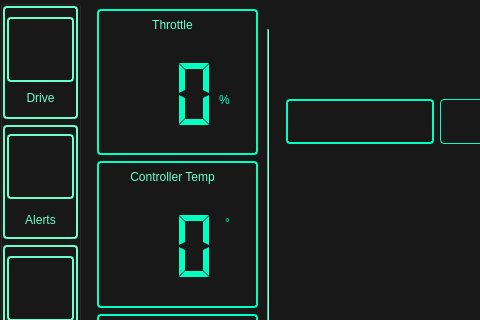
Qt form ui/mainwindow.ui (rozkalibrowany/vocc) before a commit; both pictures show x 0 to 480 and y 0 to 320 of the 800 by 480 pixel window.
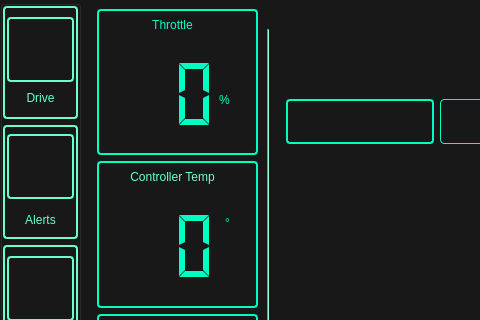
The same form after that commit. The open tabs and pages were chosen to show the change. Icons and pictures are not drawn.

```diff
--- a/ui/mainwindow.ui
+++ b/ui/mainwindow.ui
@@ -646,7 +646,7 @@
                <property name="styleSheet">
                 <string notr="true">border: none;
 font: 14pt &quot;Ubuntu&quot;;
-color:  #6affcd;</string>
+</string>
                </property>
                <property name="text">
                 <string>Throttle</string>
```
Left out of the diff: 2 changed lines with no effect on the pictures.
